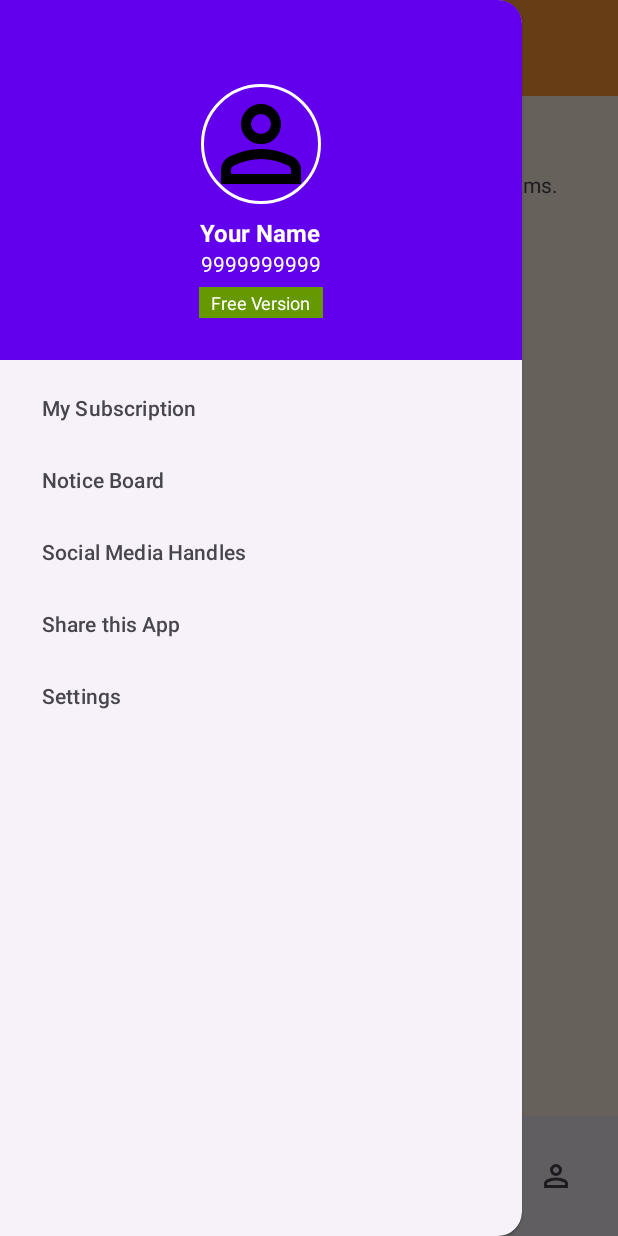
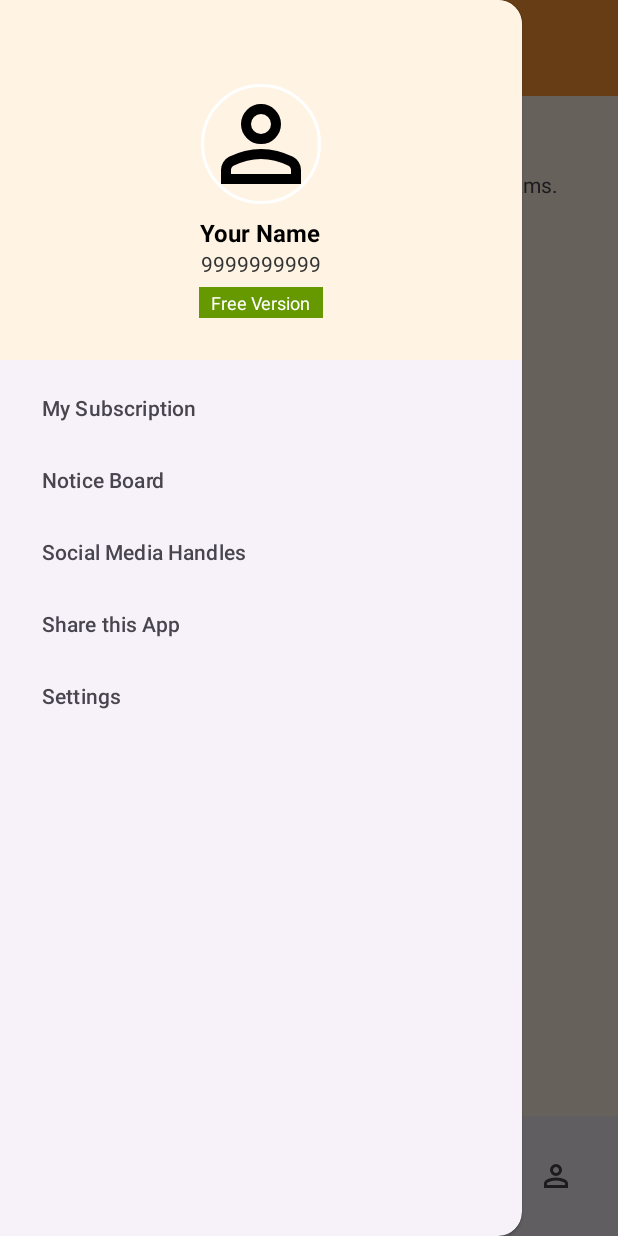
Before and after one commit to nursingstudio/NursingStudioApp, an Android app built with Jetpack Compose: the MainActivity screen opened directly, with no data from a screen before it, with the side drawer open, on a phone screen of 412 x 824 dp. Run offline under Robolectric (Android 15) with nearby library versions, the light colour scheme and no system bars; our stand-ins replace CircleImageView.

Commit message:
Nursing Studio 1.0 Premium Edition v2

```diff
--- a/app/src/main/java/MainActivity.kt
+++ b/app/src/main/java/MainActivity.kt
@@ -52,6 +52,12 @@ class MainActivity : AppCompatActivity() {
     override fun onCreate(savedInstanceState: Bundle?) {
         super.onCreate(savedInstanceState)
         setContentView(R.layout.activity_main)
+
+        setSupportActionBar(findViewById(R.id.topAppBar))
+
+        val toolbar=findViewById<MaterialToolbar>(R.id.topAppBar)
+        setSupportActionBar(toolbar)
+
 
         // Find views
         drawerLayout = findViewById(R.id.drawerLayout)
--- a/app/src/main/res/layout/activity_main.xml
+++ b/app/src/main/res/layout/activity_main.xml
@@ -20,6 +20,8 @@
             android:background="@color/saffron"
             android:title="@string/app_name"
             android:titleTextColor="@android:color/white"
+            app:titleCentered="true"
+            app:titleTextAppearance="@style/ToolbarTitleBold"
             app:navigationIcon="@drawable/ic_menu_24"
             app:navigationIconTint="@android:color/white" />
 
--- a/app/src/main/res/layout/drawer_header.xml
+++ b/app/src/main/res/layout/drawer_header.xml
@@ -5,7 +5,7 @@ xmlns:app="http://schemas.android.com/apk/res-auto"
     android:layout_height="240dp"
     android:orientation="vertical"
     android:gravity="center_horizontal"
-    android:background="@color/purple_500"
+    android:background="@color/app_background"
     android:paddingTop="56dp"
     android:paddingBottom="16dp">
 
@@ -24,7 +24,7 @@ xmlns:app="http://schemas.android.com/apk/res-auto"
         android:text="Your Name"
         android:textStyle="bold"
         android:textSize="16sp"
-        android:textColor="@android:color/white"
+        android:textColor="#000000"
         android:layout_marginTop="8dp" />
 
     <TextView
@@ -33,7 +33,7 @@ xmlns:app="http://schemas.android.com/apk/res-auto"
         android:layout_height="wrap_content"
         android:text="9999999999"
         android:textSize="14sp"
-        android:textColor="@android:color/white" />
+        android:textColor="#333333" />
 
     <TextView
         android:id="@+id/tvDrawerSubscription"
--- a/app/src/main/res/layout/fragment_login.xml
+++ b/app/src/main/res/layout/fragment_login.xml
@@ -4,7 +4,7 @@
     android:layout_width="match_parent"
     android:layout_height="match_parent"
     android:padding="0dp"
-    android:background="#FF9933">
+    android:background="@color/app_background">
 
     <!-- Logo -->
     <ImageView
--- a/app/src/main/res/layout/fragment_register.xml
+++ b/app/src/main/res/layout/fragment_register.xml
@@ -3,7 +3,7 @@
     xmlns:app="http://schemas.android.com/apk/res-auto"
     android:layout_width="match_parent"
     android:layout_height="match_parent"
-    android:background="#FF9933">
+    android:background="@color/app_background">
 
     <LinearLayout
         android:orientation="vertical"
--- a/app/src/main/res/values-night/themes.xml
+++ b/app/src/main/res/values-night/themes.xml
@@ -1,18 +1,6 @@
-<resources xmlns:tools="http://schemas.android.com/tools">
-
-    <!-- Night theme -->
-    <style name="Base.Theme.NursingStudio" parent="Theme.Material3.DayNight.NoActionBar">
-        <item name="colorPrimary">@color/saffron_dark</item>
-        <item name="colorPrimaryContainer">@color/saffron_dark</item>
-        <item name="colorOnPrimary">@android:color/white</item>
-
-        <item name="android:statusBarColor">@color/saffron_dark</item>
-        <item name="android:navigationBarColor">@color/saffron_dark</item>
-
-        <item name="android:colorBackground">@color/app_background</item>
-    </style>
-
-    <style name="Theme.NursingStudio" parent="Base.Theme.NursingStudio" />
+<resources>
+        <style name="Base.Theme.NursingStudio" parent="@style/Base.Theme.NursingStudio" />
+        <style name="Theme.NursingStudio" parent="@style/Base.Theme.NursingStudio" />
 
     <style name="UCropActivityTheme" parent="Theme.AppCompat.Light.NoActionBar">
         <item name="colorPrimary">@color/saffron</item>
@@ -21,4 +9,4 @@
         <item name="android:navigationBarColor">@color/saffron</item>
     </style>
 
-</resources>
+    </resources>
--- a/app/src/main/res/values/themes.xml
+++ b/app/src/main/res/values/themes.xml
@@ -1,4 +1,6 @@
 <resources xmlns:tools="http://schemas.android.com/tools">
+
+    <style name="Theme.NursingStudio" parent="Base.Theme.NursingStudio" />
 
     <!-- Base application theme (Light / default) -->
     <style name="Base.Theme.NursingStudio" parent="Theme.Material3.DayNight.NoActionBar">
@@ -13,9 +15,12 @@
 
         <!-- App background -->
         <item name="android:colorBackground">@color/app_background</item>
+
+        <!-- Dark mode force off -->
+        <item name="android:forceDarkAllowed">false</item>
+
     </style>
 
-    <style name="Theme.NursingStudio" parent="Base.Theme.NursingStudio" />
 
     <!-- Agar kabhi UCrop wapas use karna ho to ye rehne do -->
     <style name="UCropActivityTheme" parent="Theme.AppCompat.Light.NoActionBar">
@@ -25,4 +30,9 @@
         <item name="android:navigationBarColor">@color/saffron</item>
     </style>
 
+    <style name="ToolbarTitleBold" parent="@style/TextAppearance.Widget.AppCompat.Toolbar.Title">
+        <item name="android:textStyle">bold</item>
+        <item name="android:textSize">20sp</item>
+    </style>
+
 </resources>
```
